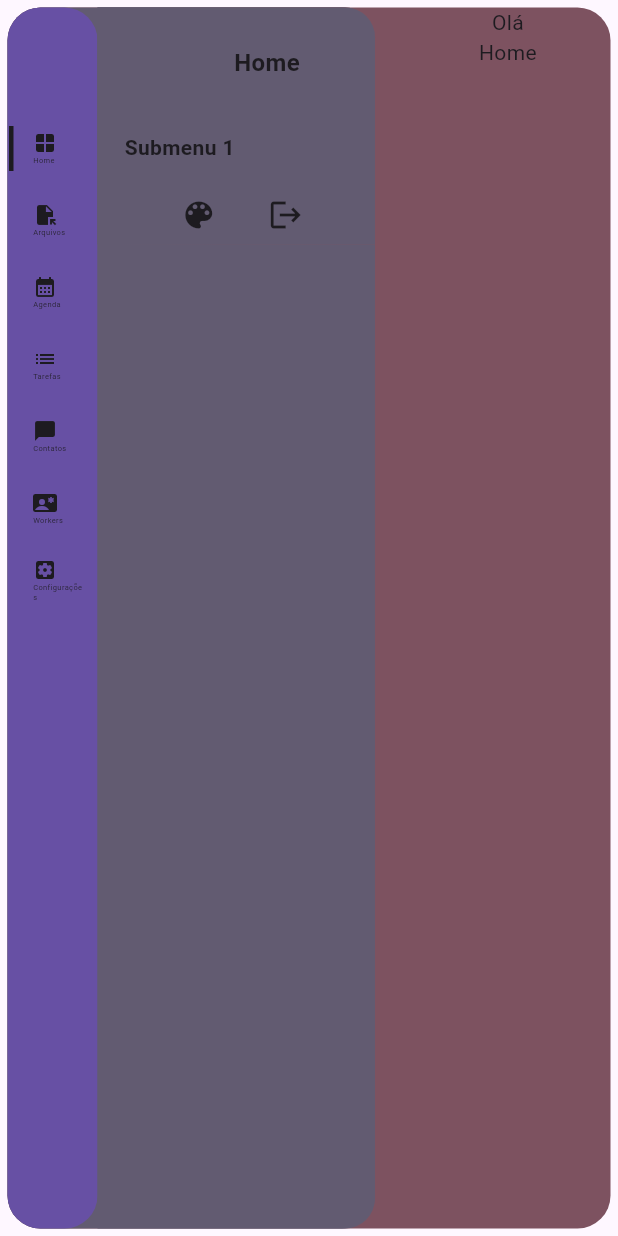
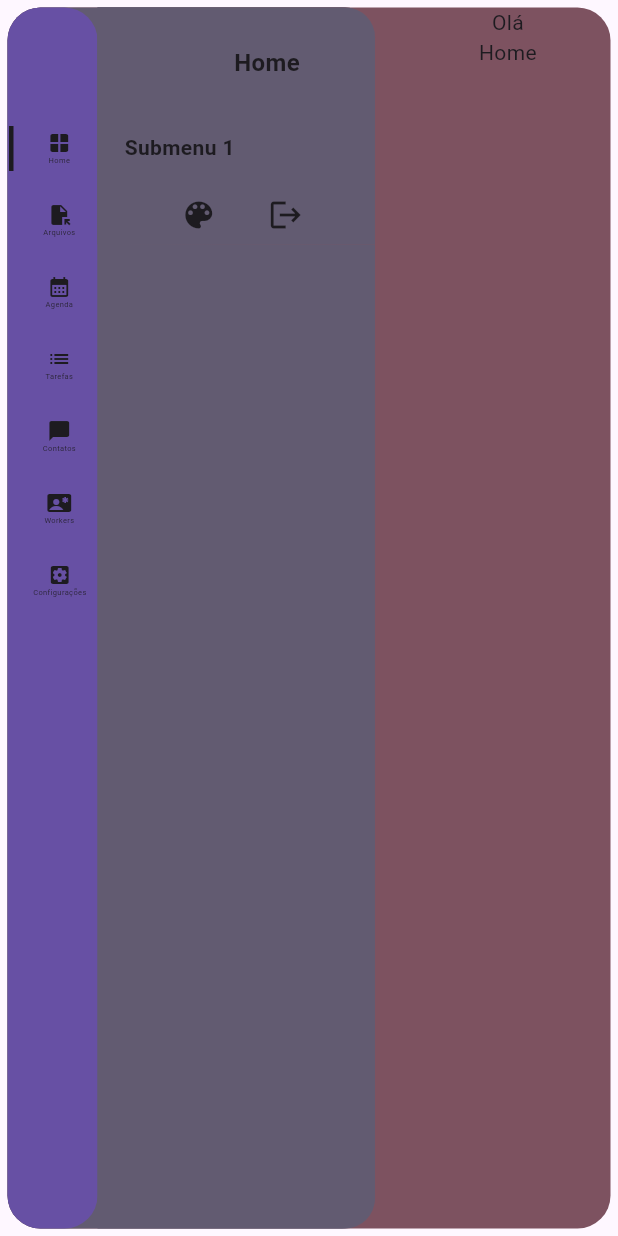
Before and after one commit to jacksonsr451/widget_aside_menu, a Flutter app: the screen it shows after launch, after a tap on "Home", on a phone screen of 412 x 824 dp. Run offline on Flutter 3.47's test engine with Material 3 defaults, Android fonts, the phone set to English and light mode, and no system bars.

Commit message:
:refactor: modify side menu in width and center items

```diff
--- a/lib/components/side_menu_icon.dart
+++ b/lib/components/side_menu_icon.dart
@@ -40,21 +40,29 @@ class _SideMenuIcon extends State<SideMenuIcon> {
             ),
           ),
           IconButton(
+            onPressed: () {
+              widget.onTap(widget.index);
+              widget.toggleSubmenuVisibility();
+            },
             icon: Column(
               mainAxisAlignment: MainAxisAlignment.center,
               children: [
                 Container(
                   width: 35,
-                  alignment: Alignment.centerLeft,
+                  decoration: const BoxDecoration(
+                    color: Colors.transparent,
+                  ),
                   child: Icon(
                     iconMap[widget.icon],
                     size: 16,
                     color: Theme.of(context).textTheme.bodyLarge?.color,
                   ),
                 ),
+                const SizedBox(width: 5),
                 Container(
-                  width: 35,
-                  alignment: Alignment.centerLeft,
+                  decoration: const BoxDecoration(
+                    color: Colors.transparent,
+                  ),
                   child: Text(
                     widget.title,
                     style: TextStyle(
@@ -65,10 +73,6 @@ class _SideMenuIcon extends State<SideMenuIcon> {
                 ),
               ],
             ),
-            onPressed: () {
-              widget.onTap(widget.index);
-              widget.toggleSubmenuVisibility();
-            },
           ),
         ],
       ),
```
